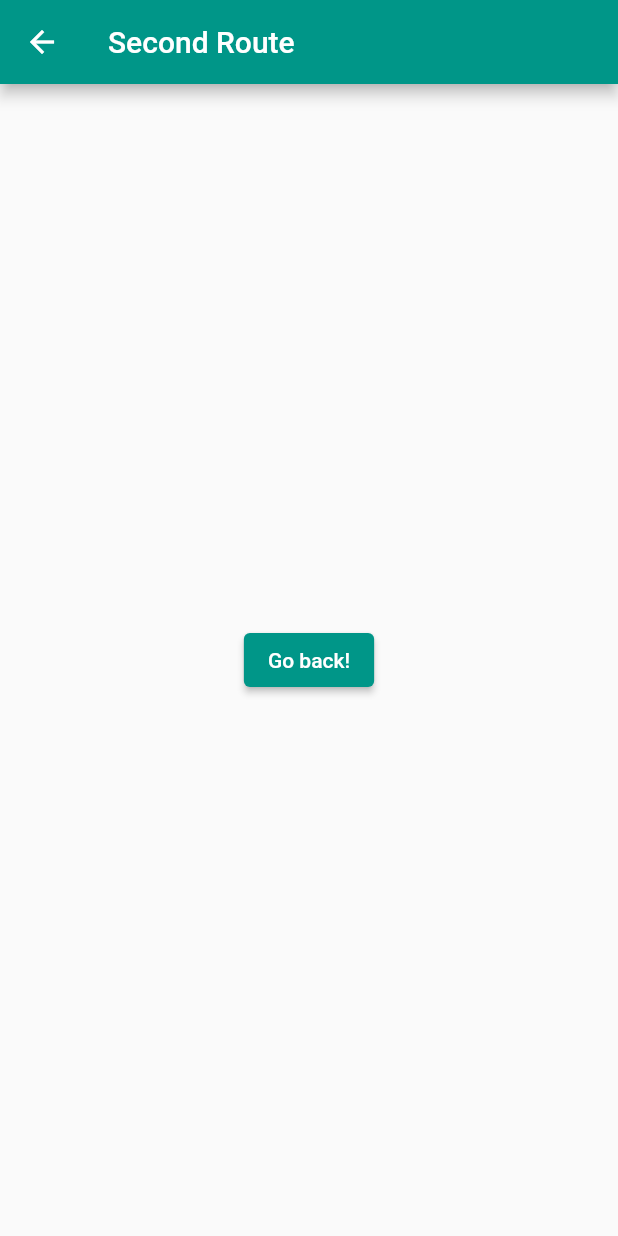
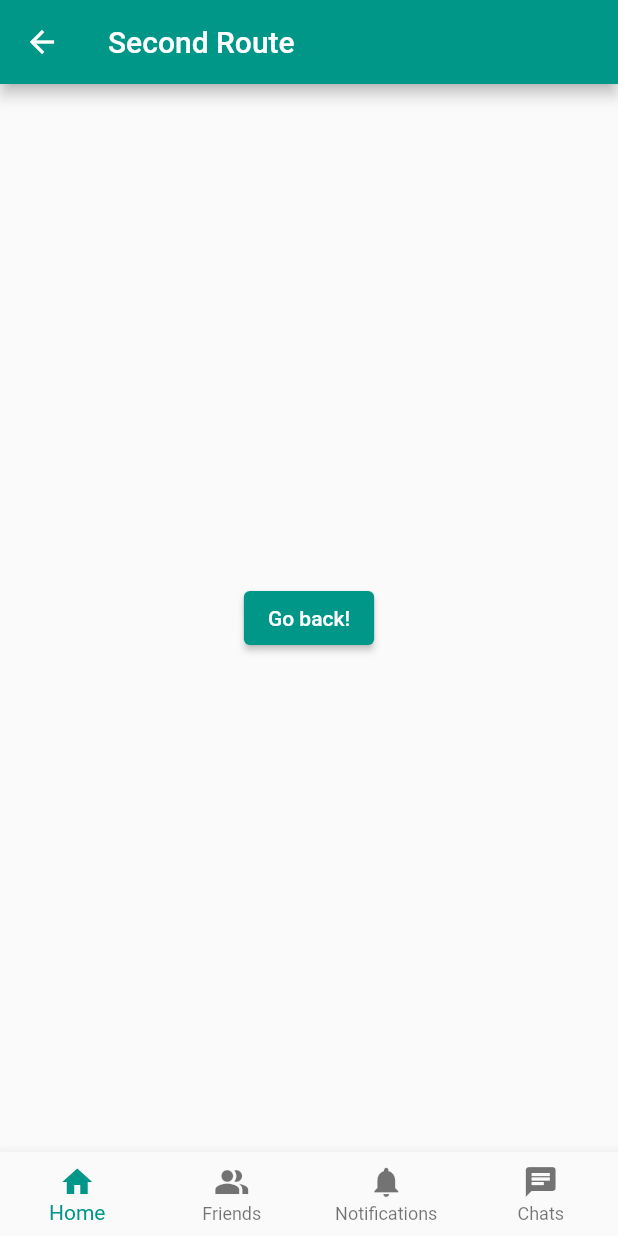
Before and after one commit to omer358/Login-Flutter-App, a Flutter app: the Home screen opened directly, on a phone screen of 412 x 824 dp. Run offline on Flutter 3.47's test engine with Material 2 defaults, Android fonts, the phone set to English and light mode, and no system bars; our stand-ins replace rounded_loading_button.

Commit message:
Add BottmNavigationBar to the home screen

```diff
--- a/lib/screens/home.dart
+++ b/lib/screens/home.dart
@@ -8,6 +8,27 @@ class Home extends StatelessWidget {
     return Scaffold(
       appBar: AppBar(
         title: const Text('Second Route'),
+      ),
+      bottomNavigationBar: BottomNavigationBar(
+        type: BottomNavigationBarType.fixed,
+        items: const <BottomNavigationBarItem>[
+          BottomNavigationBarItem(
+            icon: Icon(Icons.home),
+            label: 'Home',
+          ),
+          BottomNavigationBarItem(
+            icon: Icon(Icons.people_alt),
+            label: 'Friends',
+          ),
+          BottomNavigationBarItem(
+            icon: Icon(Icons.notifications),
+            label: 'Notifications',
+          ),
+          BottomNavigationBarItem(
+            icon: Icon(Icons.chat),
+            label: 'Chats',
+          ),
+        ],
       ),
       body: Center(
         child: ElevatedButton(
```
